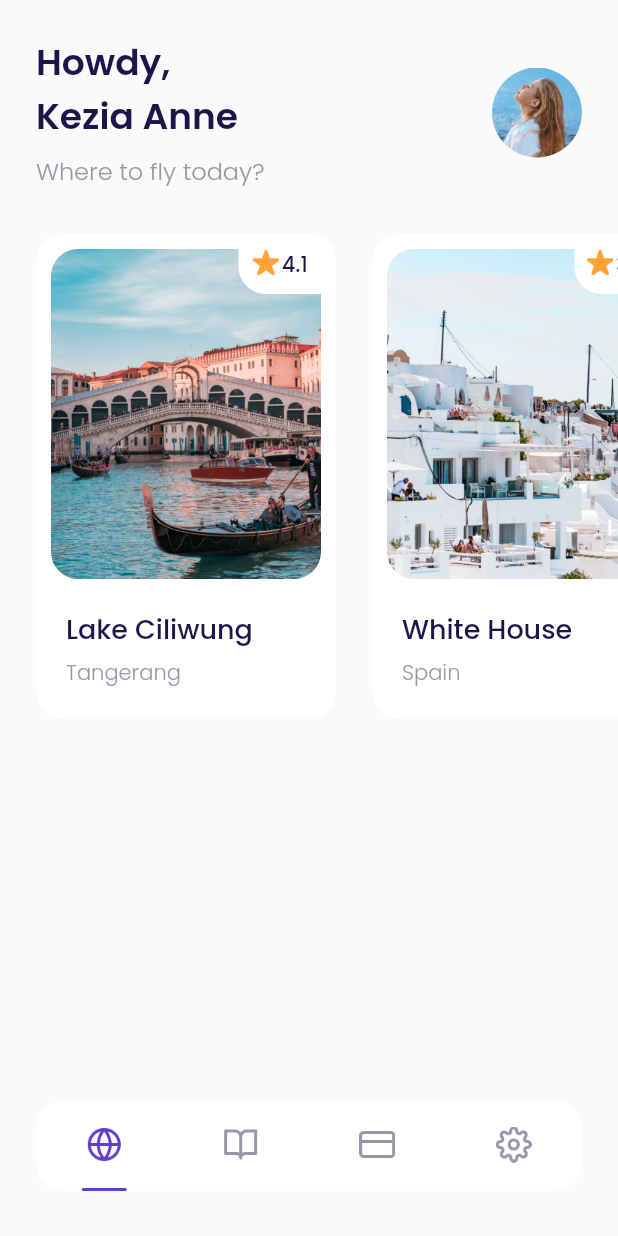
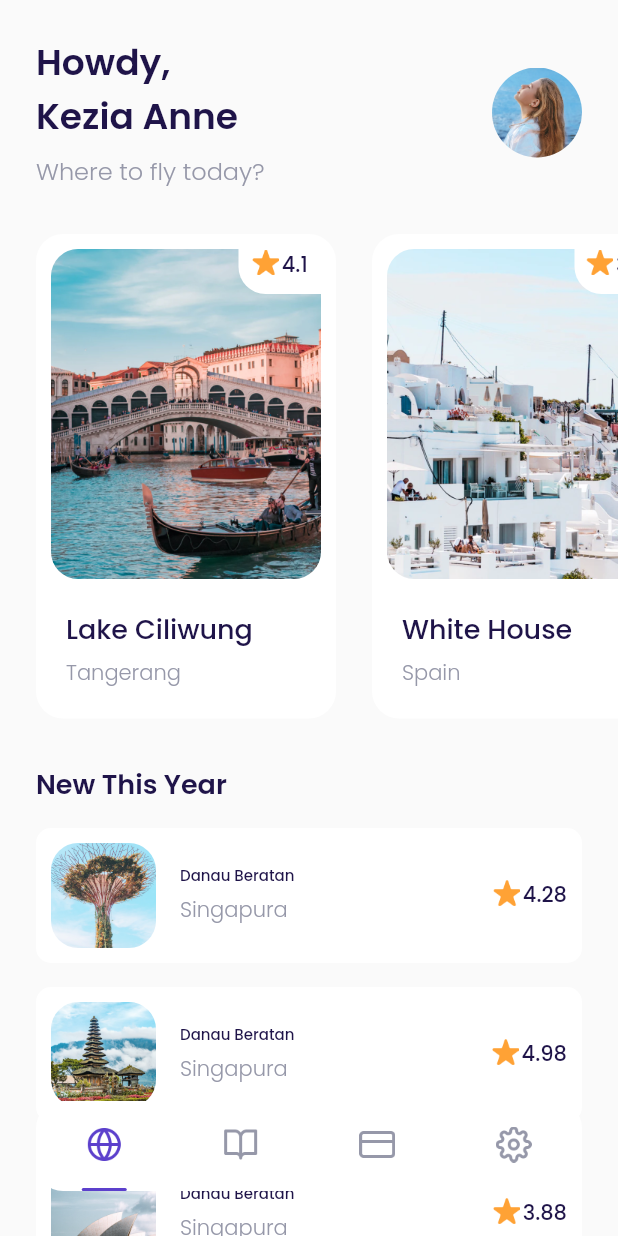
Before and after one commit to Rivaldi72/triplane, a Flutter app: the MainPage screen opened by its route, on a phone screen of 412 x 824 dp. Run offline on Flutter 3.47's test engine with Material 2 defaults, Android fonts, the phone set to English and light mode, and no system bars; our stand-ins replace google_fonts.

Commit message:
Destination Tile

```diff
--- /dev/null
+++ b/lib/ui/pages/detail_page.dart
@@ -0,0 +1,52 @@
+import 'package:flutter/material.dart';
+import 'package:triplane/shared/theme.dart';
+
+class DetailPage extends StatelessWidget {
+  const DetailPage({Key? key}) : super(key: key);
+
+  @override
+  Widget build(BuildContext context) {
+    Widget backgroundImage() {
+      return Container(
+        width: double.infinity,
+        height: 450,
+        decoration: const BoxDecoration(
+          image: DecorationImage(
+            fit: BoxFit.cover,
+            image: AssetImage(
+              'assets/images/image_destination1.png',
+            ),
+          ),
+        ),
+      );
+    }
+
+    Widget customShadow() {
+      return Container(
+        width: double.infinity,
+        height: 214,
+        margin: const EdgeInsets.only(top: 236),
+        decoration: BoxDecoration(
+          gradient: LinearGradient(
+            begin: Alignment.topCenter,
+            end: Alignment.bottomCenter,
+            colors: [
+              kWhiteColor.withOpacity(0),
+              Colors.black.withOpacity(0.95),
+            ],
+          ),
+        ),
+      );
+    }
+
+    return Scaffold(
+      backgroundColor: kBackgroundColor,
+      body: Stack(
+        children: [
+          backgroundImage(),
+          customShadow(),
+        ],
+      ),
+    );
+  }
+}
--- a/lib/ui/pages/home_page.dart
+++ b/lib/ui/pages/home_page.dart
@@ -4,6 +4,7 @@ import 'package:flutter/material.dart';
 import 'package:flutter/services.dart';
 import 'package:triplane/shared/theme.dart';
 import 'package:triplane/ui/widgets/destination_card.dart';
+import 'package:triplane/ui/widgets/destination_tile.dart';
 
 class HomePage extends StatelessWidget {
   const HomePage({Key? key}) : super(key: key);
@@ -98,10 +99,58 @@ class HomePage extends StatelessWidget {
       );
     }
 
+    Widget newDestination() {
+      return Container(
+        margin: EdgeInsets.only(
+          top: 30,
+          left: defaultMargin,
+          right: defaultMargin,
+          bottom: 100,
+        ),
+        child: Column(
+          crossAxisAlignment: CrossAxisAlignment.start,
+          children: [
+            Text(
+              'New This Year',
+              style: blackTextStyle.copyWith(
+                fontSize: 18,
+                fontWeight: semiBold,
+              ),
+            ),
+            DestinationTile(
+              name: 'Danau Beratan',
+              city: 'Singapura',
+              imageUrl: 'assets/images/image_destination5.png',
+              rating: 4.28,
+            ),
+            DestinationTile(
+              name: 'Danau Beratan',
+              city: 'Singapura',
+              imageUrl: 'assets/images/image_destination6.png',
+              rating: 4.98,
+            ),
+            DestinationTile(
+              name: 'Danau Beratan',
+              city: 'Singapura',
+              imageUrl: 'assets/images/image_destination7.png',
+              rating: 3.88,
+            ),
+            DestinationTile(
+              name: 'Danau Beratan',
+              city: 'Singapura',
+              imageUrl: 'assets/images/image_destination8.png',
+              rating: 4.88,
+            ),
+          ],
+        ),
+      );
+    }
+
     return ListView(
       children: [
         header(),
         popularDestination(),
+        newDestination(),
       ],
     );
   }
--- /dev/null
+++ b/lib/ui/widgets/destination_tile.dart
@@ -0,0 +1,103 @@
+import 'package:flutter/material.dart';
+import 'package:triplane/shared/theme.dart';
+import 'package:triplane/ui/pages/detail_page.dart';
+
+class DestinationTile extends StatelessWidget {
+  final String name;
+  final String city;
+  final String imageUrl;
+  final double rating;
+
+  const DestinationTile({
+    Key? key,
+    required this.name,
+    required this.city,
+    required this.imageUrl,
+    this.rating = 0.0,
+  }) : super(key: key);
+
+  @override
+  Widget build(BuildContext context) {
+    return GestureDetector(
+      onTap: () {
+        Navigator.push(
+          context,
+          MaterialPageRoute(
+            builder: (context) => DetailPage(),
+          ),
+        );
+      },
+      child: Container(
+        padding: const EdgeInsets.all(10),
+        margin: const EdgeInsets.only(top: 16),
+        decoration: BoxDecoration(
+          color: kWhiteColor,
+          borderRadius: BorderRadius.circular(10),
+        ),
+        child: Row(
+          children: [
+            Container(
+              padding: const EdgeInsets.all(10),
+              width: 70,
+              height: 70,
+              margin: const EdgeInsets.only(right: 16),
+              decoration: BoxDecoration(
+                borderRadius: BorderRadius.circular(18),
+                image: DecorationImage(
+                  fit: BoxFit.cover,
+                  image: AssetImage(
+                    imageUrl,
+                  ),
+                ),
+              ),
+            ),
+            Expanded(
+              child: Column(
+                crossAxisAlignment: CrossAxisAlignment.start,
+                children: [
+                  Text(
+                    name,
+                    style: blackTextStyle.copyWith(
+                      fontSize: 10,
+                      fontWeight: medium,
+                    ),
+                  ),
+                  const SizedBox(height: 5),
+                  Text(
+                    city,
+                    style: grayTextStyle.copyWith(
+                      fontWeight: light,
+                    ),
+                  )
+                ],
+              ),
+            ),
+            Row(
+              mainAxisAlignment: MainAxisAlignment.center,
+              crossAxisAlignment: CrossAxisAlignment.start,
+              children: [
+                Container(
+                  width: 18,
+                  height: 18,
+                  margin: const EdgeInsets.only(right: 2),
+                  decoration: const BoxDecoration(
+                      image: DecorationImage(
+                    image: AssetImage(
+                      'assets/images/icon_star.png',
+                    ),
+                  )),
+                ),
+                Text(
+                  rating.toString(),
+                  style: blackTextStyle.copyWith(
+                    fontWeight: medium,
+                  ),
+                )
+              ],
+            ),
+          ],
+        ),
+      ),
+    );
+  }
+}
```
